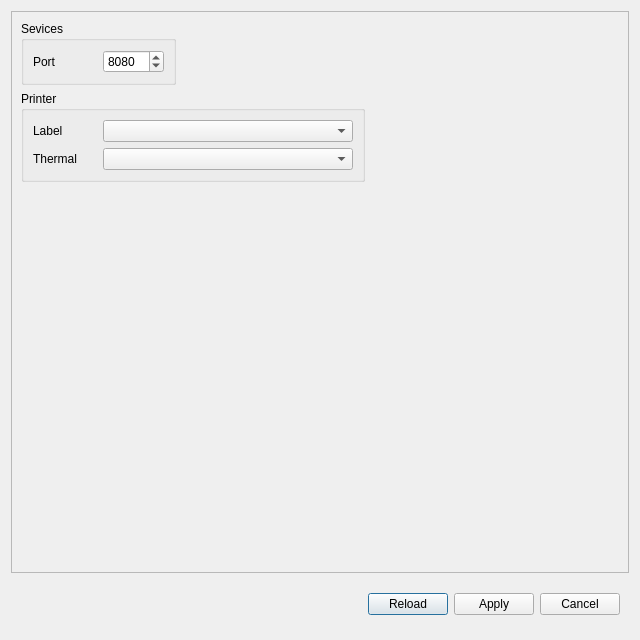
Before: the Qt Designer form ui/main.ui in fananimi/IotBox-Hack, drawn with Qt 5.
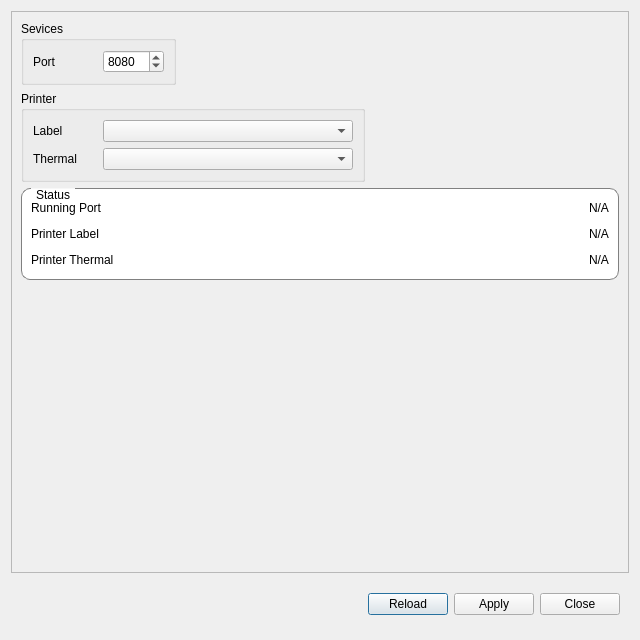
After: the same form once the commit is applied.

Commit message: ad more ui and action on main dialog

The edit to the form file:
```diff
--- a/ui/main.ui
+++ b/ui/main.ui
@@ -122,6 +122,109 @@
         </layout>
        </widget>
       </item>
+      <item row="2" column="0" colspan="2">
+       <widget class="QGroupBox" name="groupBox_3">
+        <property name="styleSheet">
+         <string notr="true">QGroupBox {
+    border: 1px solid gray;
+    border-radius: 9px;
+    margin-top: 0.5em;
+    background-color: #ffffff;
+}
+QGroupBox::title {
+    subcontrol-origin: margin;
+    left: 10px;
+    padding: 0 3px 0 3px;
+}</string>
+        </property>
+        <property name="title">
+         <string>Status</string>
+        </property>
+        <layout class="QGridLayout" name="gridLayout">
+         <item row="1" column="1">
+          <spacer name="horizontalSpacer_3">
+           <property name="orientation">
+            <enum>Qt::Horizontal</enum>
+           </property>
+           <property name="sizeHint" stdset="0">
+            <size>
+             <width>40</width>
+             <height>20</height>
+            </size>
+           </property>
+          </spacer>
+         </item>
+         <item row="2" column="1">
+          <spacer name="horizontalSpacer_4">
+           <property name="orientation">
+            <enum>Qt::Horizontal</enum>
+           </property>
+           <property name="sizeHint" stdset="0">
+            <size>
+             <width>40</width>
+             <height>20</height>
+            </size>
+           </property>
+          </spacer>
+         </item>
+         <item row="0" column="0">
+          <widget class="QLabel" name="label_4">
+           <property name="text">
+            <string>Running Port</string>
+           </property>
+          </widget>
+         </item>
+         <item row="1" column="0">
+          <widget class="QLabel" name="label_5">
+           <property name="text">
+            <string>Printer Label</string>
+           </property>
+          </widget>
+         </item>
+         <item row="2" column="0">
+          <widget class="QLabel" name="label_6">
+           <property name="text">
+            <string>Printer Thermal</string>
+           </property>
+          </widget>
+         </item>
+         <item row="0" column="2">
+          <widget class="QLabel" name="txtPort">
+           <property name="text">
+            <string>N/A</string>
+           </property>
+          </widget>
+         </item>
+         <item row="1" column="2">
+          <widget class="QLabel" name="txtPrinterLabel">
+           <property name="text">
+            <string>N/A</string>
+           </property>
+          </widget>
+         </item>
+         <item row="2" column="2">
+          <widget class="QLabel" name="txtPrinterThermal">
+           <property name="text">
+            <string>N/A</string>
+           </property>
+          </widget>
+         </item>
+         <item row="0" column="1">
+          <spacer name="horizontalSpacer_2">
+           <property name="orientation">
+            <enum>Qt::Horizontal</enum>
+           </property>
+           <property name="sizeHint" stdset="0">
+            <size>
+             <width>40</width>
+             <height>20</height>
+            </size>
+           </property>
+          </spacer>
+         </item>
+        </layout>
+       </widget>
+      </item>
      </layout>
     </widget>
    </item>
@@ -179,7 +282,7 @@
       <item>
        <widget class="QPushButton" name="btnCancel">
         <property name="text">
-         <string>Cancel</string>
+         <string>Close</string>
         </property>
        </widget>
       </item>
```
Left out of the diff: 2 changed lines with no effect on the pictures. The commit also changes 6 other files.
